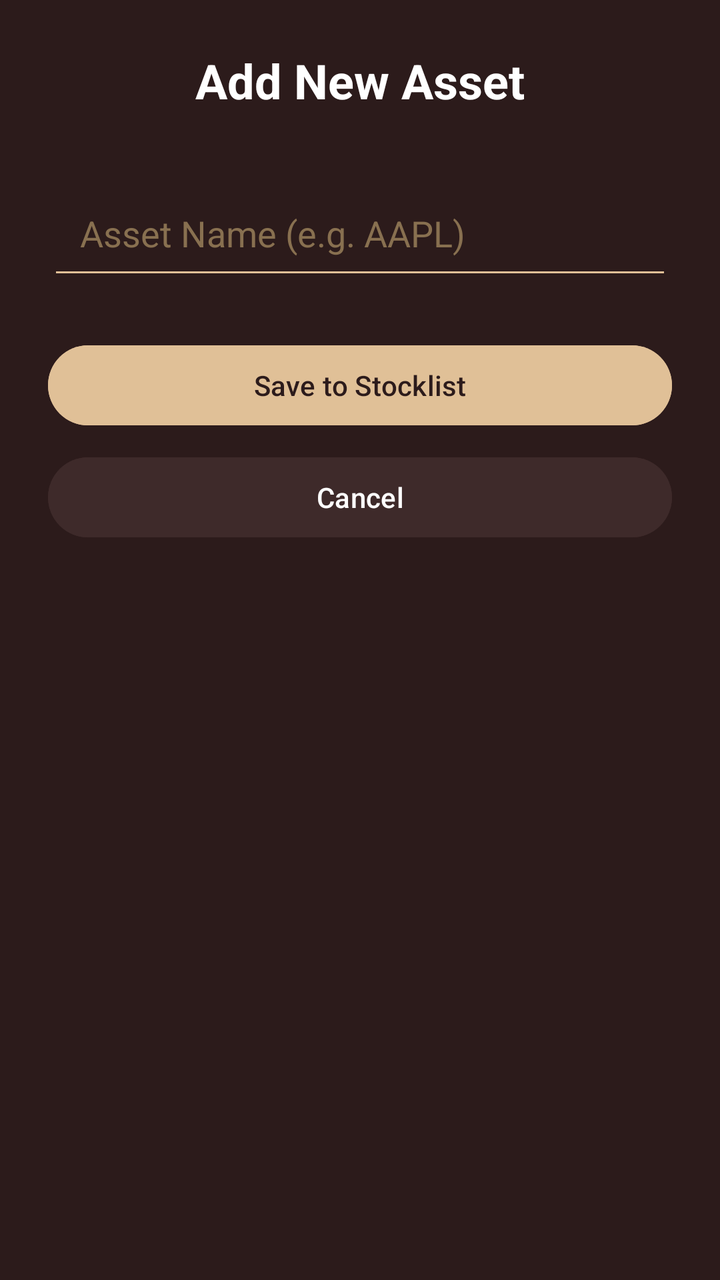
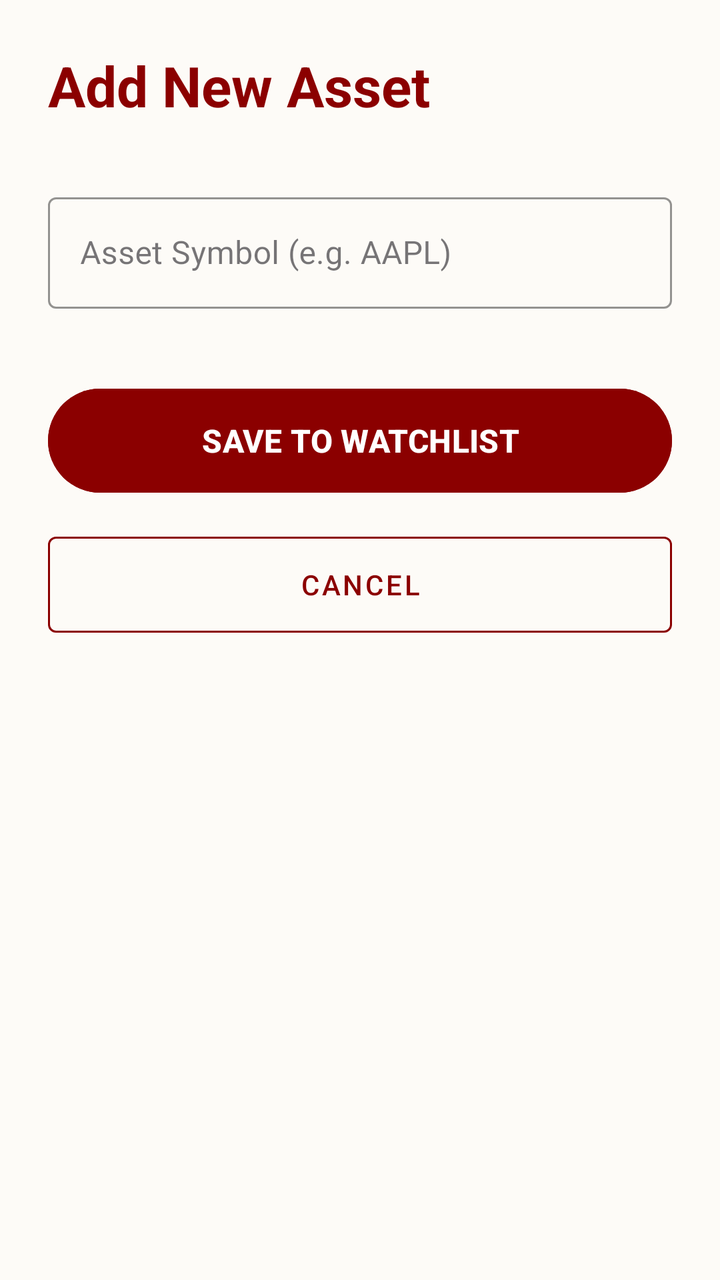

Before-and-after screenshots of an Android layout around one commit, followed by the original layout XML and the change that was made.
<!-- AndroidManifest.xml: application theme Theme.FogOfWar -->
<!-- res/layout/activity_addlist.xml -->
<?xml version="1.0" encoding="utf-8"?>
<LinearLayout xmlns:android="http://schemas.android.com/apk/res/android"
    android:layout_width="match_parent"
    android:layout_height="match_parent"
    android:orientation="vertical"
    android:background="#2C1B1B"
    android:padding="24dp"
    android:gravity="center_horizontal">

    <TextView
        android:layout_width="wrap_content"
        android:layout_height="wrap_content"
        android:text="Add New Asset"
        android:textColor="#FFFFFF"
        android:textSize="24sp"
        android:textStyle="bold"
        android:layout_marginBottom="32dp" />

    <EditText
        android:id="@+id/editStockName"
        android:layout_width="match_parent"
        android:layout_height="wrap_content"
        android:hint="Asset Name (e.g. AAPL)"
        android:textColor="#E0C097"
        android:textColorHint="#887050"
        android:backgroundTint="#E0C097"
        android:padding="16dp" />

    <Button
        android:id="@+id/btnSave"
        android:layout_width="match_parent"
        android:layout_height="wrap_content"
        android:layout_marginTop="24dp"
        android:backgroundTint="#E0C097"
        android:text="Save to Stocklist"
        android:textColor="#2C1B1B" />

    <Button
        android:id="@+id/btnBack"
        android:layout_width="match_parent"
        android:layout_height="wrap_content"
        android:layout_marginTop="8dp"
        android:backgroundTint="#3E2A2A"
        android:text="Cancel"
        android:textColor="#FFFFFF" />

</LinearLayout>
<!-- resources referenced by this layout -->
<resources>
  <style name="Theme.FogOfWar" parent="Base.Theme.FogOfWar" />
  <style name="Base.Theme.FogOfWar" parent="Theme.Material3.DayNight.NoActionBar">
          
          
      </style>
</resources>

<!-- the commit's change to res/layout/activity_addlist.xml (unified diff, before → after) -->
@@ -1,47 +1,53 @@
 <?xml version="1.0" encoding="utf-8"?>
 <LinearLayout xmlns:android="http://schemas.android.com/apk/res/android"
+    xmlns:app="http://schemas.android.com/apk/res-auto"
     android:layout_width="match_parent"
     android:layout_height="match_parent"
     android:orientation="vertical"
-    android:background="#2C1B1B"
-    android:padding="24dp"
-    android:gravity="center_horizontal">
+    android:background="#FDFBF7"
+    android:padding="24dp">
 
     <TextView
         android:layout_width="wrap_content"
         android:layout_height="wrap_content"
         android:text="Add New Asset"
-        android:textColor="#FFFFFF"
-        android:textSize="24sp"
+        android:textColor="#8B0000"
+        android:textSize="28sp"
         android:textStyle="bold"
         android:layout_marginBottom="32dp" />
 
-    <EditText
-        android:id="@+id/editStockName"
-        android:layout_width="match_parent"
-        android:layout_height="wrap_content"
-        android:hint="Asset Name (e.g. AAPL)"
-        android:textColor="#E0C097"
-        android:textColorHint="#887050"
-        android:backgroundTint="#E0C097"
-        android:padding="16dp" />
+    <com.google.android.material.textfield.TextInputLayout
+        style="@style/FogOfWarInputStyle"
+        android:hint="Asset Symbol (e.g. AAPL)">
+
+        <com.google.android.material.textfield.TextInputEditText
+            android:id="@+id/editStockName"
+            android:layout_width="match_parent"
+            android:layout_height="wrap_content"
+            android:inputType="textCapCharacters" />
+    </com.google.android.material.textfield.TextInputLayout>
 
     <Button
         android:id="@+id/btnSave"
         android:layout_width="match_parent"
-        android:layout_height="wrap_content"
+        android:layout_height="60dp"
         android:layout_marginTop="24dp"
-        android:backgroundTint="#E0C097"
-        android:text="Save to Stocklist"
-        android:textColor="#2C1B1B" />
+        android:backgroundTint="#8B0000"
+        android:text="SAVE TO WATCHLIST"
+        android:textColor="#FFFFFF"
+        android:textSize="16sp"
+        android:textStyle="bold" />
 
     <Button
         android:id="@+id/btnBack"
         android:layout_width="match_parent"
-        android:layout_height="wrap_content"
-        android:layout_marginTop="8dp"
-        android:backgroundTint="#3E2A2A"
-        android:text="Cancel"
-        android:textColor="#FFFFFF" />
+        android:layout_height="60dp"
+        android:layout_marginTop="12dp"
+        android:backgroundTint="#FDFBF7"
+        android:text="CANCEL"
+        android:textColor="#8B0000"
+        app:strokeColor="#8B0000"
+        app:strokeWidth="1dp"
+        style="@style/Widget.MaterialComponents.Button.OutlinedButton" />
 
 </LinearLayout>
<!-- resource entries referenced after the edit -->
@@ -1,5 +1,12 @@
 <!-- resources referenced by this layout -->
 <resources>
+  <style name="FogOfWarInputStyle" parent="Widget.MaterialComponents.TextInputLayout.OutlinedBox">
+          <item name="boxStrokeColor">#8B0000</item>
+          <item name="hintTextColor">#8B0000</item>
+          <item name="android:layout_width">match_parent</item>
+          <item name="android:layout_height">wrap_content</item>
+          <item name="android:layout_marginBottom">12dp</item>
+      </style>
   <style name="Theme.FogOfWar" parent="Base.Theme.FogOfWar" />
   <style name="Base.Theme.FogOfWar" parent="Theme.Material3.DayNight.NoActionBar">
           
